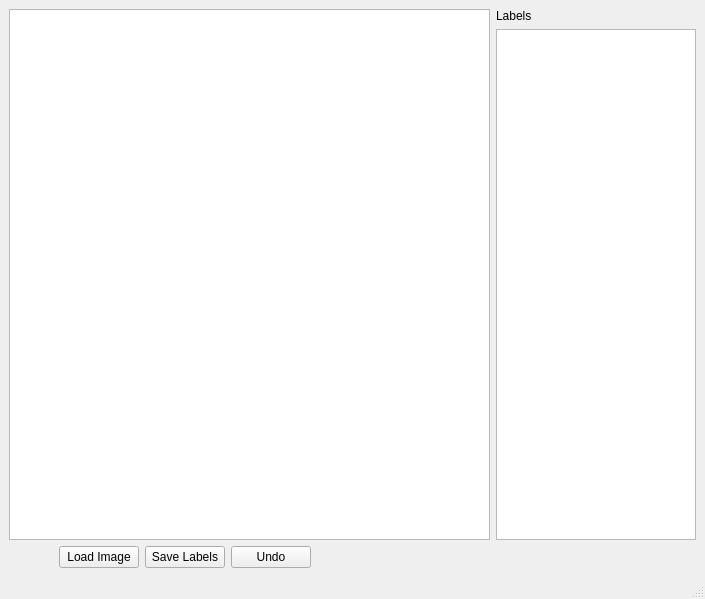
The window that design.ui (mustafaozturk2/image-annotation-tool) describes before a commit, drawn with Qt 5.
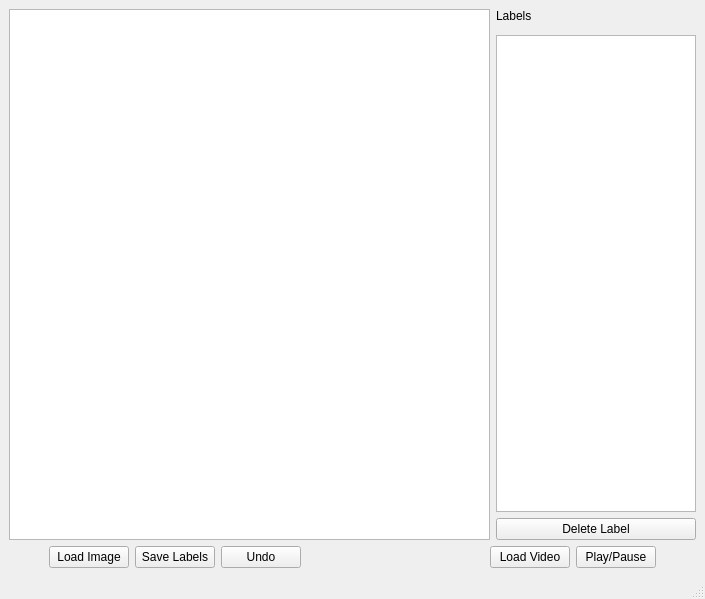
The same window after the commit.

Commit message: added Thread.py to add video playing function

Diff of the .ui file:
```diff
--- a/design.ui
+++ b/design.ui
@@ -21,7 +21,34 @@
   </property>
   <widget class="QWidget" name="centralwidget">
    <layout class="QGridLayout" name="gridLayout">
-    <item row="2" column="0" colspan="2">
+    <item row="2" column="1">
+     <widget class="QListWidget" name="listWidget">
+      <property name="maximumSize">
+       <size>
+        <width>200</width>
+        <height>16777215</height>
+       </size>
+      </property>
+     </widget>
+    </item>
+    <item row="0" column="1">
+     <widget class="QLabel" name="label">
+      <property name="text">
+       <string>Labels</string>
+      </property>
+     </widget>
+    </item>
+    <item row="0" column="0" rowspan="4">
+     <widget class="QGraphicsView" name="graphicsView"/>
+    </item>
+    <item row="3" column="1">
+     <widget class="QPushButton" name="pushButton">
+      <property name="text">
+       <string>Delete Label</string>
+      </property>
+     </widget>
+    </item>
+    <item row="4" column="0" colspan="2">
      <layout class="QHBoxLayout" name="horizontalLayout_2">
       <item>
        <spacer name="horizontalSpacer_2">
@@ -33,7 +60,7 @@
         </property>
         <property name="sizeHint" stdset="0">
          <size>
-          <width>50</width>
+          <width>40</width>
           <height>20</height>
          </size>
         </property>
@@ -60,11 +87,41 @@
         </property>
        </widget>
       </item>
+      <item>
+       <spacer name="horizontalSpacer_3">
+        <property name="orientation">
+         <enum>Qt::Horizontal</enum>
+        </property>
+        <property name="sizeHint" stdset="0">
+         <size>
+          <width>40</width>
+          <height>20</height>
+         </size>
+        </property>
+       </spacer>
+      </item>
+      <item>
+       <widget class="QPushButton" name="loadVideoBtn">
+        <property name="text">
+         <string>Load Video</string>
+        </property>
+       </widget>
+      </item>
+      <item>
+       <widget class="QPushButton" name="playPauseBtn">
+        <property name="text">
+         <string>Play/Pause</string>
+        </property>
+       </widget>
+      </item>
       <item>
        <spacer name="horizontalSpacer">
         <property name="orientation">
          <enum>Qt::Horizontal</enum>
         </property>
+        <property name="sizeType">
+         <enum>QSizePolicy::Fixed</enum>
+        </property>
         <property name="sizeHint" stdset="0">
          <size>
           <width>40</width>
@@ -75,26 +132,6 @@
       </item>
      </layout>
     </item>
-    <item row="1" column="1">
-     <widget class="QListWidget" name="listWidget">
-      <property name="maximumSize">
-       <size>
-        <width>200</width>
-        <height>16777215</height>
-       </size>
-      </property>
-     </widget>
-    </item>
-    <item row="0" column="1">
-     <widget class="QLabel" name="label">
-      <property name="text">
-       <string>Labels</string>
-      </property>
-     </widget>
-    </item>
-    <item row="0" column="0" rowspan="2">
-     <widget class="QGraphicsView" name="graphicsView"/>
-    </item>
    </layout>
   </widget>
   <widget class="QMenuBar" name="menubar">
```
The commit also changes 3 other files.
